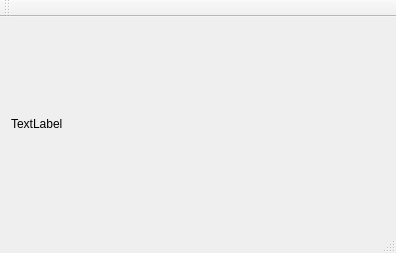
Before: the Qt Designer form MainWindow.ui in iantv/AR-Hair, drawn with Qt 5.
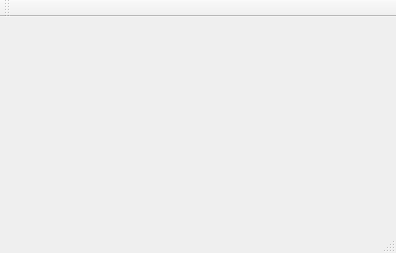
After: the same form once the commit is applied.

Commit message: Use GLWidget

Diff of the .ui file:
```diff
--- a/MainWindow.ui
+++ b/MainWindow.ui
@@ -16,13 +16,9 @@
   <widget class="QWidget" name="centralWidget">
    <layout class="QHBoxLayout" name="horizontalLayout">
     <item>
-     <layout class="QHBoxLayout" name="horizontalLayout_2">
+     <layout class="QVBoxLayout" name="verticalLayout">
       <item>
-       <widget class="QLabel" name="label">
-        <property name="text">
-         <string>TextLabel</string>
-        </property>
-       </widget>
+       <layout class="QHBoxLayout" name="container"/>
       </item>
      </layout>
     </item>
```
Left out of the diff: 2 changed lines with no effect on the pictures. The commit also changes 2 other files.
